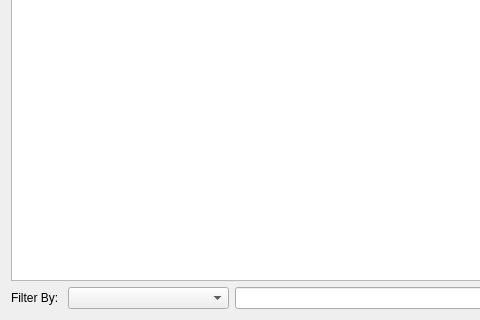
Above: rave/framework/baseentitybrowserdlg.ui from pgathogo/raven before the change; both pictures show x 0 to 480 and y 106 to 426 of the 655 by 426 pixel window. Below: the same form after it.
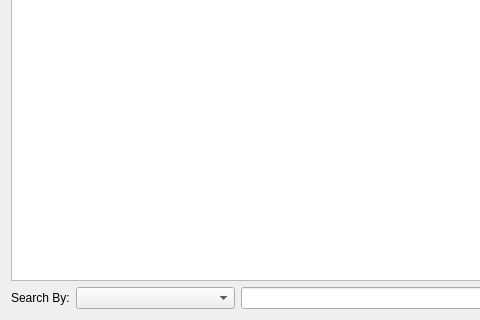
That is the form after the change.

```diff
--- a/rave/framework/baseentitybrowserdlg.ui
+++ b/rave/framework/baseentitybrowserdlg.ui
@@ -74,7 +74,7 @@
      <item row="0" column="0">
       <widget class="QLabel" name="label">
        <property name="text">
-        <string>Filter By: </string>
+        <string>Search By:</string>
        </property>
       </widget>
      </item>
```
